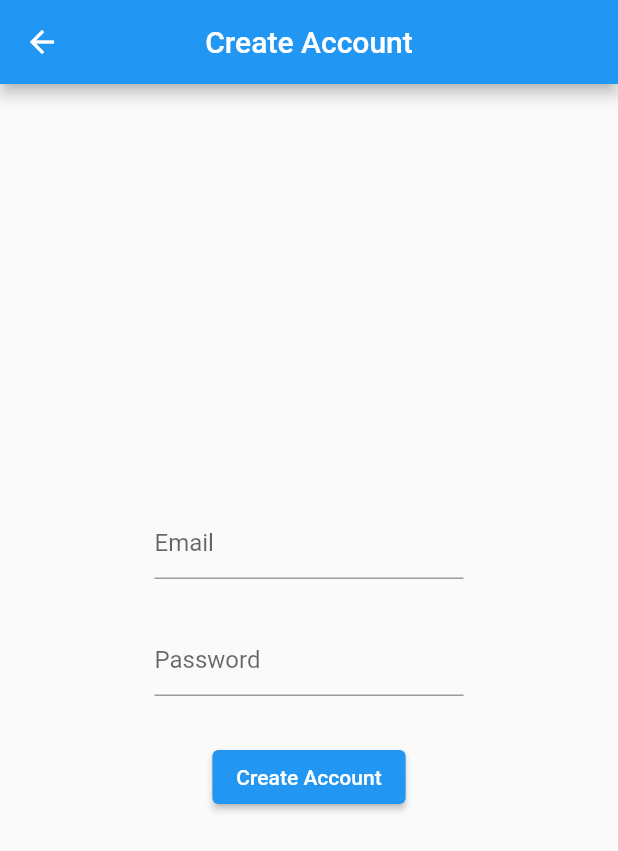
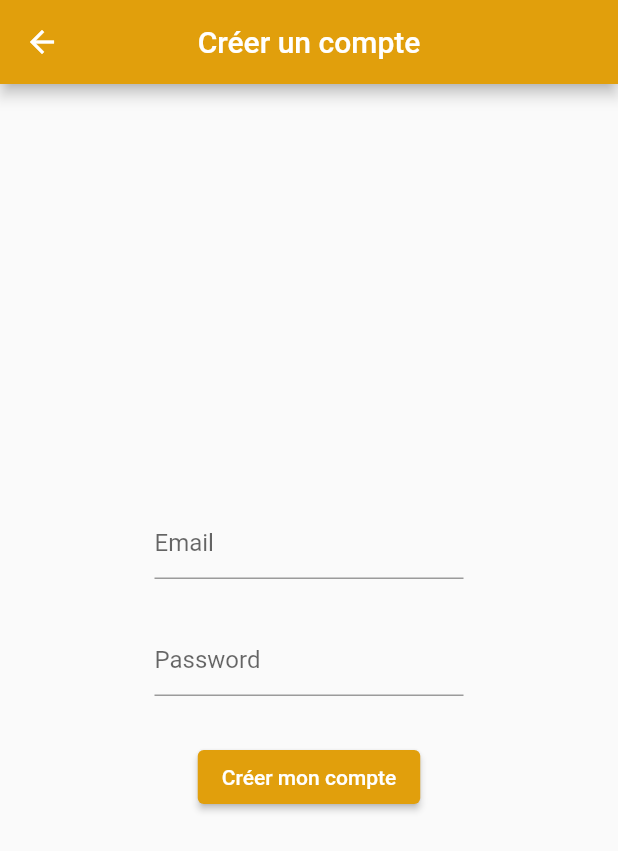
Before and after one commit to bastientardits/braderie_ppe, a Flutter app: the SignUpView screen opened directly, on a phone screen of 412 x 824 dp. Shown: the top 851 px of the screen. Run offline on Flutter 3.47's test engine with Material 2 defaults, Android fonts, the phone set to English and light mode, and no system bars; our stand-ins replace cloud_firestore, equatable, firebase_auth, firebase_core, firebase_storage, flutter_map and 3 more; missing offline and left inert: flutter_map_marker_cluster, open_street_map_search_and_pick; accounts and stored records are empty.

```diff
--- a/lib/accueil.dart
+++ b/lib/accueil.dart
@@ -25,7 +25,7 @@ class _accueilState extends State<accueil> {
             child: Padding(
               padding: EdgeInsets.symmetric(horizontal: 20),
               child: Text(
-                'Bienvenue sur notre application de brocante',
+                'Bienvenue sur notre application de Street Art',
                 textAlign: TextAlign.center,
                 style: TextStyle(
                   fontSize: 24,
--- a/lib/signup_view.dart
+++ b/lib/signup_view.dart
@@ -23,8 +23,9 @@ import 'package:flutter/material.dart';
   Widget build(BuildContext context) {
     return Scaffold(
       appBar: AppBar(
-        title: const Text('Create Account'),
+        title: const Text('Créer un compte'),
         centerTitle: true,
+        backgroundColor: Color(0xFFE19F0C),
       ),
       body: Center(
         child: Column(
@@ -98,7 +99,10 @@ class _SubmitButtonState extends State<_SubmitButton> {
           );
         }
       },
-      child: const Text('Create Account'),
+      style: ButtonStyle(
+        backgroundColor: MaterialStateProperty.all(Color(0xFFE19F0C)),
+      ),
+      child: const Text('Créer mon compte'),
     );
   }
 }
```
Also changed, not shown: assets/images/profil.jpg (added).
